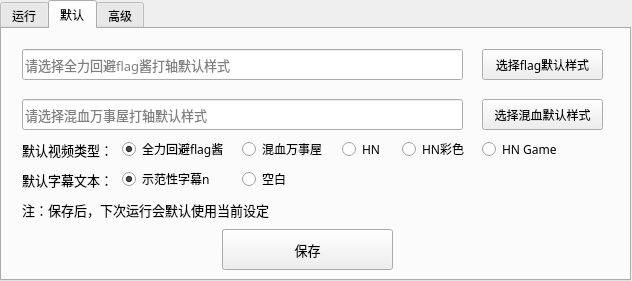
Echoosx/AutoSubtitle, file GUI_style.ui: the form before one commit.
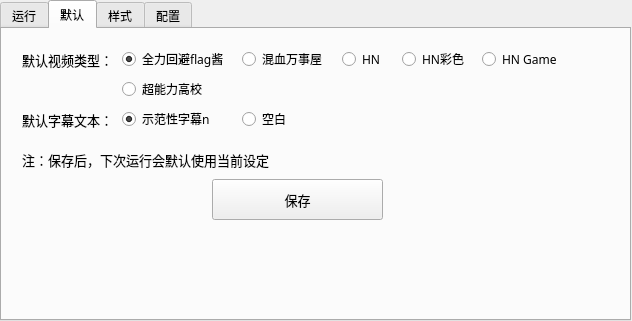
The form after the commit. The open tabs and pages were chosen to show the change. Custom widgets are drawn as their Qt base class.

Commit message: 重做样式自定义功能

```diff
--- a/GUI_style.ui
+++ b/GUI_style.ui
@@ -2,12 +2,15 @@
 <ui version="4.0">
  <class>AutoSubtitle</class>
  <widget class="QMainWindow" name="AutoSubtitle">
+  <property name="enabled">
+   <bool>true</bool>
+  </property>
   <property name="geometry">
    <rect>
     <x>0</x>
     <y>0</y>
     <width>632</width>
-    <height>281</height>
+    <height>321</height>
    </rect>
   </property>
   <property name="sizePolicy">
@@ -30,12 +33,15 @@
   </property>
   <widget class="QWidget" name="centralwidget">
    <widget class="QTabWidget" name="tabWidget">
+    <property name="enabled">
+     <bool>true</bool>
+    </property>
     <property name="geometry">
      <rect>
       <x>0</x>
       <y>0</y>
       <width>631</width>
-      <height>281</height>
+      <height>321</height>
      </rect>
     </property>
     <property name="font">
@@ -43,12 +49,21 @@
       <family>Microsoft YaHei</family>
      </font>
     </property>
+    <property name="cursor">
+     <cursorShape>ArrowCursor</cursorShape>
+    </property>
+    <property name="layoutDirection">
+     <enum>Qt::LeftToRight</enum>
+    </property>
     <property name="autoFillBackground">
      <bool>false</bool>
     </property>
     <property name="styleSheet">
      <string notr="true"/>
     </property>
+    <property name="tabPosition">
+     <enum>QTabWidget::North</enum>
+    </property>
     <property name="currentIndex">
      <number>0</number>
     </property>
@@ -287,100 +302,11 @@
      <attribute name="title">
       <string>默认</string>
      </attribute>
-     <widget class="DragAcceptableQLine" name="flagStylePathEdit">
-      <property name="geometry">
-       <rect>
-        <x>20</x>
-        <y>20</y>
-        <width>441</width>
-        <height>31</height>
-       </rect>
-      </property>
-      <property name="font">
-       <font>
-        <family>Microsoft YaHei</family>
-        <pointsize>10</pointsize>
-       </font>
-      </property>
-      <property name="acceptDrops">
-       <bool>false</bool>
-      </property>
-      <property name="statusTip">
-       <string/>
-      </property>
-      <property name="text">
-       <string/>
-      </property>
-      <property name="placeholderText">
-       <string>请选择全力回避flag酱打轴默认样式</string>
-      </property>
-     </widget>
-     <widget class="DragAcceptableQLine" name="mixedStylePathEdit">
-      <property name="geometry">
-       <rect>
-        <x>20</x>
-        <y>70</y>
-        <width>441</width>
-        <height>31</height>
-       </rect>
-      </property>
-      <property name="font">
-       <font>
-        <family>Microsoft YaHei</family>
-        <pointsize>10</pointsize>
-       </font>
-      </property>
-      <property name="acceptDrops">
-       <bool>false</bool>
-      </property>
-      <property name="statusTip">
-       <string/>
-      </property>
-      <property name="placeholderText">
-       <string>请选择混血万事屋打轴默认样式</string>
-      </property>
-     </widget>
-     <widget class="QToolButton" name="flagStyleSelect">
-      <property name="geometry">
-       <rect>
-        <x>480</x>
-        <y>20</y>
-        <width>121</width>
-        <height>31</height>
-       </rect>
-      </property>
-      <property name="font">
-       <font>
-        <family>Microsoft YaHei</family>
-       </font>
-      </property>
-      <property name="text">
-       <string>选择flag默认样式</string>
-      </property>
-     </widget>
-     <widget class="QToolButton" name="mixedStyleSelect">
-      <property name="geometry">
-       <rect>
-        <x>480</x>
-        <y>70</y>
-        <width>121</width>
-        <height>31</height>
-       </rect>
-      </property>
-      <property name="font">
-       <font>
-        <family>Microsoft YaHei</family>
-       </font>
-      </property>
-      <property name="text">
-       <string>选择混血默认样式</string>
-      </property>
-     </widget>
      <widget class="QPushButton" name="saveDefaultButton">
       <property name="geometry">
        <rect>
-        <x>220</x>
-        <y>200</y>
+        <x>210</x>
+        <y>150</y>
         <width>171</width>
         <height>41</height>
        </rect>
@@ -399,7 +325,7 @@
       <property name="geometry">
        <rect>
         <x>20</x>
-        <y>160</y>
+        <y>110</y>
         <width>361</width>
         <height>41</height>
        </rect>
@@ -418,7 +344,7 @@
       <property name="geometry">
        <rect>
         <x>120</x>
-        <y>110</y>
+        <y>20</y>
         <width>110</width>
         <height>20</height>
        </rect>
@@ -442,7 +368,7 @@
       <property name="geometry">
        <rect>
         <x>240</x>
-        <y>110</y>
+        <y>20</y>
         <width>95</width>
         <height>20</height>
        </rect>
@@ -466,7 +392,7 @@
       <property name="geometry">
        <rect>
         <x>20</x>
-        <y>100</y>
+        <y>10</y>
         <width>111</width>
         <height>41</height>
        </rect>
@@ -485,7 +411,7 @@
       <property name="geometry">
        <rect>
         <x>20</x>
-        <y>130</y>
+        <y>70</y>
         <width>91</width>
         <height>41</height>
        </rect>
@@ -504,7 +430,7 @@
       <property name="geometry">
        <rect>
         <x>120</x>
-        <y>140</y>
+        <y>80</y>
         <width>95</width>
         <height>20</height>
        </rect>
@@ -528,7 +454,7 @@
       <property name="geometry">
        <rect>
         <x>240</x>
-        <y>140</y>
+        <y>80</y>
         <width>95</width>
         <height>20</height>
        </rect>
@@ -555,7 +481,7 @@
       <property name="geometry">
        <rect>
         <x>340</x>
-        <y>110</y>
+        <y>20</y>
         <width>51</width>
         <height>20</height>
        </rect>
@@ -579,7 +505,7 @@
       <property name="geometry">
        <rect>
         <x>400</x>
-        <y>110</y>
+        <y>20</y>
         <width>71</width>
         <height>20</height>
        </rect>
@@ -603,7 +529,7 @@
       <property name="geometry">
        <rect>
         <x>480</x>
-        <y>110</y>
+        <y>20</y>
         <width>81</width>
         <height>20</height>
        </rect>
@@ -623,10 +549,40 @@
        <string notr="true">defaultVideoTypeGroup</string>
       </attribute>
      </widget>
+     <widget class="QRadioButton" name="parakoRadioButton">
+      <property name="enabled">
+       <bool>true</bool>
+      </property>
+      <property name="geometry">
+       <rect>
+        <x>120</x>
+        <y>50</y>
+        <width>91</width>
+        <height>20</height>
+       </rect>
+      </property>
+      <property name="font">
+       <font>
+        <family>Microsoft YaHei</family>
+       </font>
+      </property>
+      <property name="cursor">
+       <cursorShape>ArrowCursor</cursorShape>
+      </property>
+      <property name="text">
+       <string>超能力高校</string>
+      </property>
+      <property name="checked">
+       <bool>false</bool>
+      </property>
+      <attribute name="buttonGroup">
+       <string notr="true">defaultVideoTypeGroup</string>
+      </attribute>
+     </widget>
     </widget>
     <widget class="QWidget" name="advanced">
      <attribute name="title">
-      <string>高级</string>
+      <string>样式</string>
      </attribute>
      <widget class="QLabel" name="label_2">
       <property name="geometry">
@@ -696,6 +652,138 @@
       <property name="geometry">
        <rect>
         <x>490</x>
+        <y>80</y>
+        <width>131</width>
+        <height>121</height>
+       </rect>
+      </property>
+      <property name="text">
+       <string>本处可修改生成字幕文
+件的默认样式表。</string>
+      </property>
+      <property name="alignment">
+       <set>Qt::AlignLeading|Qt::AlignLeft|Qt::AlignTop</set>
+      </property>
+     </widget>
+     <widget class="QComboBox" name="styleTypeList">
+      <property name="geometry">
+       <rect>
+        <x>460</x>
+        <y>10</y>
+        <width>151</width>
+        <height>22</height>
+       </rect>
+      </property>
+     </widget>
+     <widget class="DragAcceptableQLine" name="StylePathEdit">
+      <property name="geometry">
+       <rect>
+        <x>20</x>
+        <y>40</y>
+        <width>461</width>
+        <height>31</height>
+       </rect>
+      </property>
+      <property name="font">
+       <font>
+        <family>Microsoft YaHei</family>
+        <pointsize>10</pointsize>
+       </font>
+      </property>
+      <property name="statusTip">
+       <string/>
+      </property>
+      <property name="text">
+       <string/>
+      </property>
+      <property name="readOnly">
+       <bool>true</bool>
+      </property>
+      <property name="placeholderText">
+       <string>从文件导入，可将文件拖曳至这里</string>
+      </property>
+     </widget>
+     <widget class="QToolButton" name="chooseButton_2">
+      <property name="geometry">
+       <rect>
+        <x>500</x>
+        <y>40</y>
+        <width>111</width>
+        <height>31</height>
+       </rect>
+      </property>
+      <property name="font">
+       <font>
+        <family>Microsoft YaHei</family>
+       </font>
+      </property>
+      <property name="contextMenuPolicy">
+       <enum>Qt::DefaultContextMenu</enum>
+      </property>
+      <property name="text">
+       <string>选择文件</string>
+      </property>
+     </widget>
+    </widget>
+    <widget class="QWidget" name="config">
+     <property name="enabled">
+      <bool>false</bool>
+     </property>
+     <attribute name="title">
+      <string>配置</string>
+     </attribute>
+     <widget class="QLabel" name="label_6">
+      <property name="geometry">
+       <rect>
+        <x>20</x>
+        <y>10</y>
+        <width>81</width>
+        <height>21</height>
+       </rect>
+      </property>
+      <property name="font">
+       <font>
+        <family>Microsoft YaHei</family>
+        <pointsize>10</pointsize>
+       </font>
+      </property>
+      <property name="text">
+       <string>（还没做好）</string>
+      </property>
+     </widget>
+     <widget class="QPlainTextEdit" name="configSheetEdit">
+      <property name="geometry">
+       <rect>
+        <x>20</x>
+        <y>40</y>
+        <width>461</width>
+        <height>241</height>
+       </rect>
+      </property>
+      <property name="font">
+       <font>
+        <family>Microsoft YaHei</family>
+        <pointsize>10</pointsize>
+       </font>
+      </property>
+      <property name="plainText">
+       <string/>
+      </property>
+     </widget>
+     <widget class="QComboBox" name="configTypeList">
+      <property name="geometry">
+       <rect>
+        <x>460</x>
+        <y>10</y>
+        <width>151</width>
+        <height>22</height>
+       </rect>
+      </property>
+     </widget>
+     <widget class="QLabel" name="label_7">
+      <property name="geometry">
+       <rect>
+        <x>490</x>
         <y>40</y>
         <width>131</width>
         <height>131</height>
```
Left out of the diff: 263 changed lines with no effect on the pictures. The commit also changes 4 other files.
